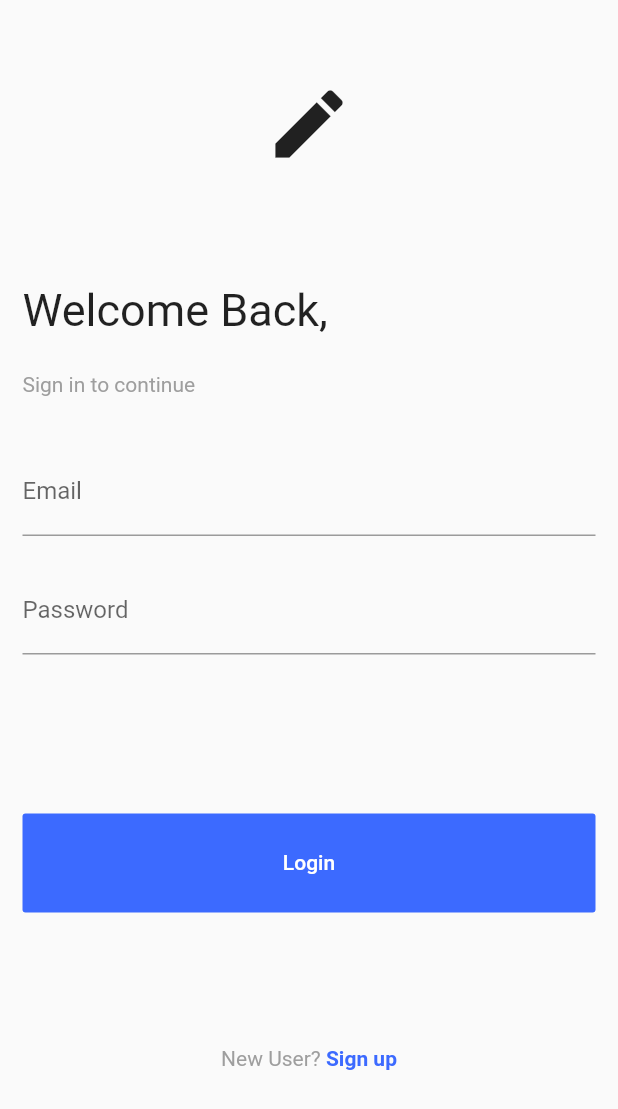
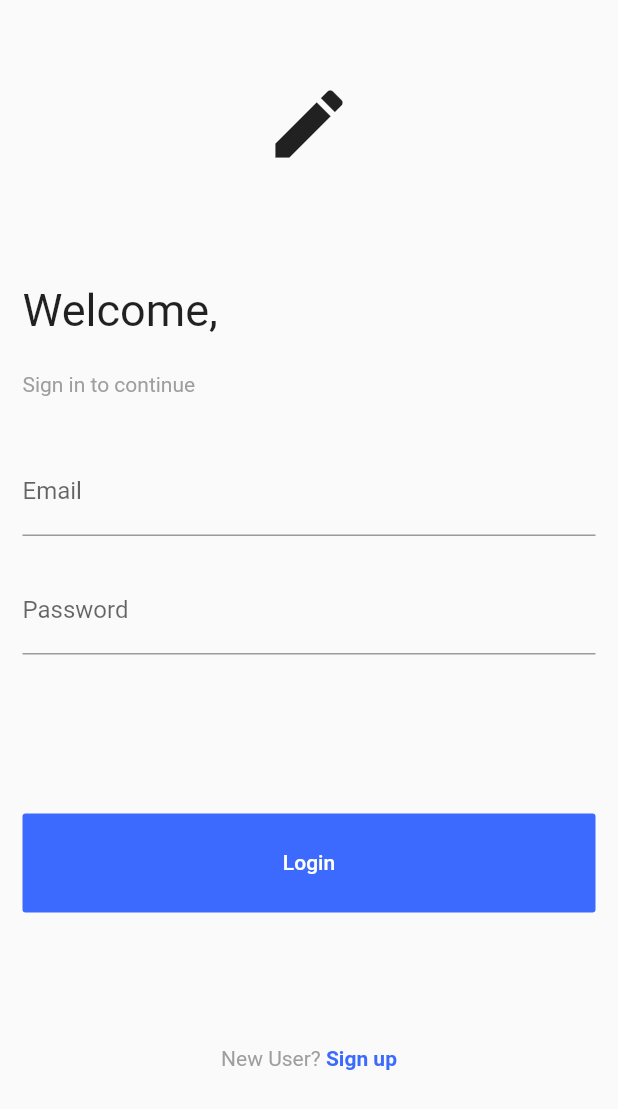
Before and after one commit to Diaga/Twix, a Flutter app: the Login screen opened directly, on a phone screen of 412 x 824 dp. Shown: the top 1109 px of the screen. Run offline on Flutter 3.47's test engine with Material 2 defaults, Android fonts, the phone set to English and light mode, and no system bars; our stand-ins replace moor_flutter; generated files the repository leaves out were written again.

Commit message:
added login screen

```diff
--- a/lib/Screens/login_screen.dart
+++ b/lib/Screens/login_screen.dart
@@ -33,7 +33,7 @@ class Login extends StatelessWidget {
                       Padding(
                         padding: const EdgeInsets.symmetric(horizontal: 15.0),
                         child: Text(
-                          'Welcome Back,',
+                          'Welcome,',
                           style: TextStyle(fontSize: 30),
                         ),
                       ),
@@ -82,7 +82,7 @@ class Login extends StatelessWidget {
                       Navigator.pushReplacement(
                         context,
                         MaterialPageRoute(
-                         // builder: (context) => BoardScreen(),
+                          builder: (context) => HomeScreen(),
                         ),
                       );
                     },
--- a/lib/main.dart
+++ b/lib/main.dart
@@ -5,6 +5,8 @@ import 'package:provider/provider.dart';
 import 'package:twix/Database/database.dart';
 
 import 'package:twix/Screens/home_screen.dart';
+
+import 'Screens/login_screen.dart';
 
 void main() async {
   runApp(Twix());
@@ -18,7 +20,7 @@ class Twix extends StatelessWidget {
         child: MaterialApp(
           debugShowCheckedModeBanner: false,
           home: Scaffold(
-            body: HomeScreen(),
+            body: Login(),
           ),
         ));
   }
```
